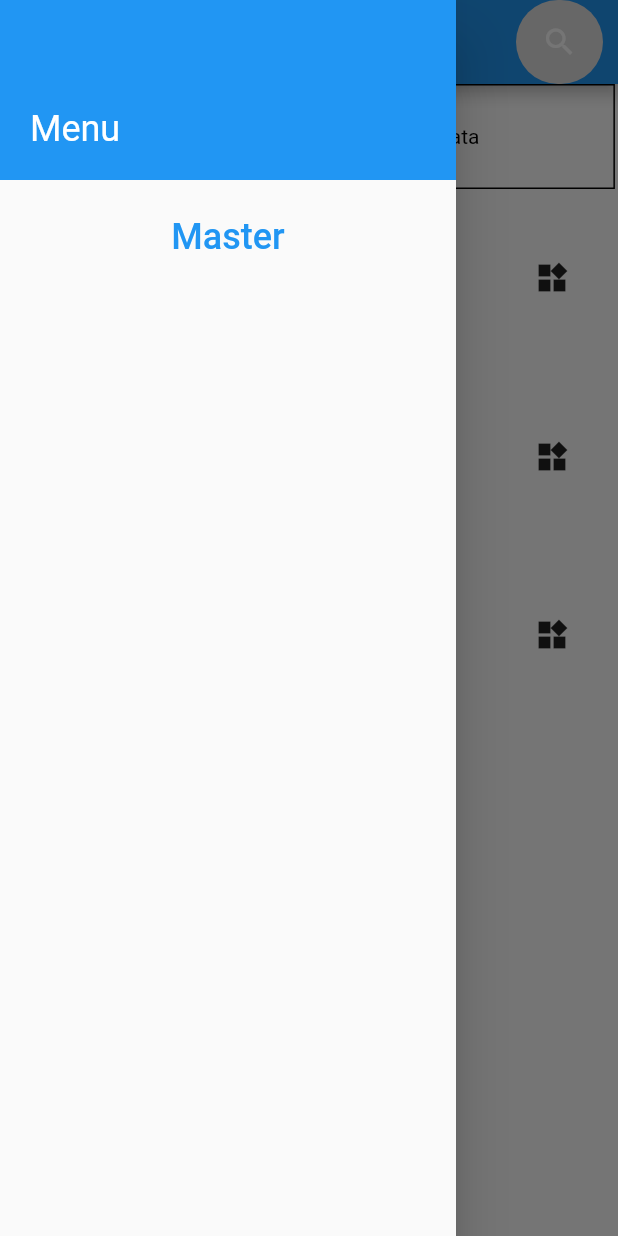
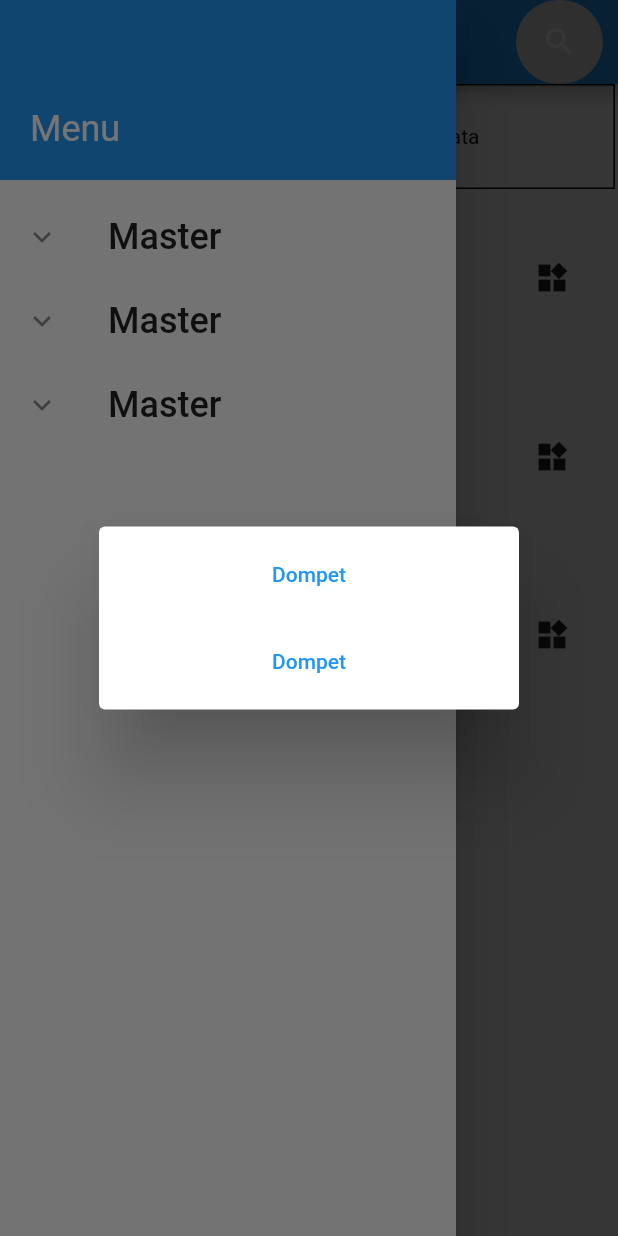
Before and after one commit to Frmnmaulanaa/catatankeuangan, a Flutter app: the screen it shows after launch, in the side drawer, after a tap on "Master", on a phone screen of 412 x 824 dp. Run offline on Flutter 3.47's test engine with Material 2 defaults, Android fonts, the phone set to English and light mode, and no system bars.

Commit message:
Update fitur Sidebar

```diff
--- a/lib/pages/homepage.dart
+++ b/lib/pages/homepage.dart
@@ -67,17 +67,9 @@ class HomePage extends StatelessWidget {
               ),
             ),
             SizedBox(height: 10,),
-            ListTile(
-              title: TextButton(
-                onPressed: (){},
-                child: Text(
-                  'Master',
-                  style:TextStyle(
-                    fontSize: 24,
-                  ),
-                ),
-              ),
-            ),
+            Master(),
+            Master(),
+            Master(),
           ],
         ),
       ),
@@ -98,3 +90,49 @@ class HomePage extends StatelessWidget {
     );
   }
 }
+
+class Master extends StatelessWidget {
+  const Master({
+    Key? key,
+  }) : super(key: key);
+
+  @override
+  Widget build(BuildContext context) {
+    return Container(
+      child: ListTile(
+        onTap:(){
+          showDialog(
+            context: context,
+            builder: (context){
+              return AlertDialog(
+                actionsAlignment:MainAxisAlignment.center,
+                actions: [
+                  Column(
+                    children: [
+                      TextButton(
+                        onPressed: (){},
+                        child: Text('Dompet')
+                      ),
+                      SizedBox(height:10),
+                      TextButton(
+                        onPressed: (){},
+                        child: Text('Dompet')
+                      ),
+                    ],
+                  ),
+                ],
+              );
+            }
+          );
+        },
+        leading: Icon(Icons.keyboard_arrow_down),
+        title: Text(
+          'Master',
+          style:TextStyle(
+            fontSize: 24,
+          ),
+        ),
+      ),
+    );
+  }
+}
```
